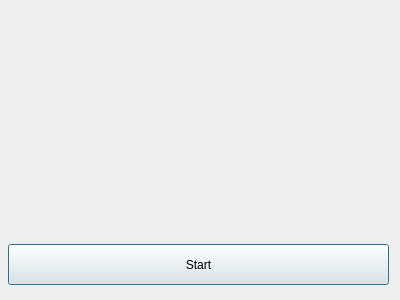
Before: the Qt Designer form simple_iterations/dialog.ui in Pohvalister/CMS-team-work, drawn with Qt 5.
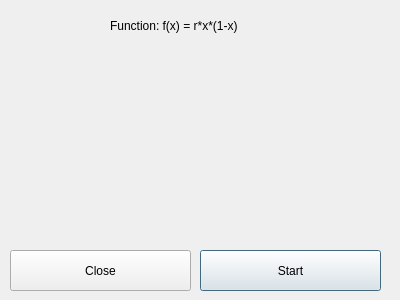
After: the same form once the commit is applied.

What changed in the file:
```diff
--- a/simple_iterations/dialog.ui
+++ b/simple_iterations/dialog.ui
@@ -16,9 +16,9 @@
   <widget class="QPushButton" name="pushButton">
    <property name="geometry">
     <rect>
-     <x>8</x>
-     <y>244</y>
-     <width>381</width>
+     <x>200</x>
+     <y>250</y>
+     <width>181</width>
      <height>41</height>
     </rect>
    </property>
@@ -26,6 +26,32 @@
     <string>Start</string>
    </property>
   </widget>
+  <widget class="QPushButton" name="closeButton">
+   <property name="geometry">
+    <rect>
+     <x>10</x>
+     <y>250</y>
+     <width>181</width>
+     <height>41</height>
+    </rect>
+   </property>
+   <property name="text">
+    <string>Close</string>
+   </property>
+  </widget>
+  <widget class="QLabel" name="header">
+   <property name="geometry">
+    <rect>
+     <x>110</x>
+     <y>10</y>
+     <width>171</width>
+     <height>31</height>
+    </rect>
+   </property>
+   <property name="text">
+    <string>Function: f(x) = r*x*(1-x)</string>
+   </property>
+  </widget>
  </widget>
  <resources/>
  <connections/>
```
